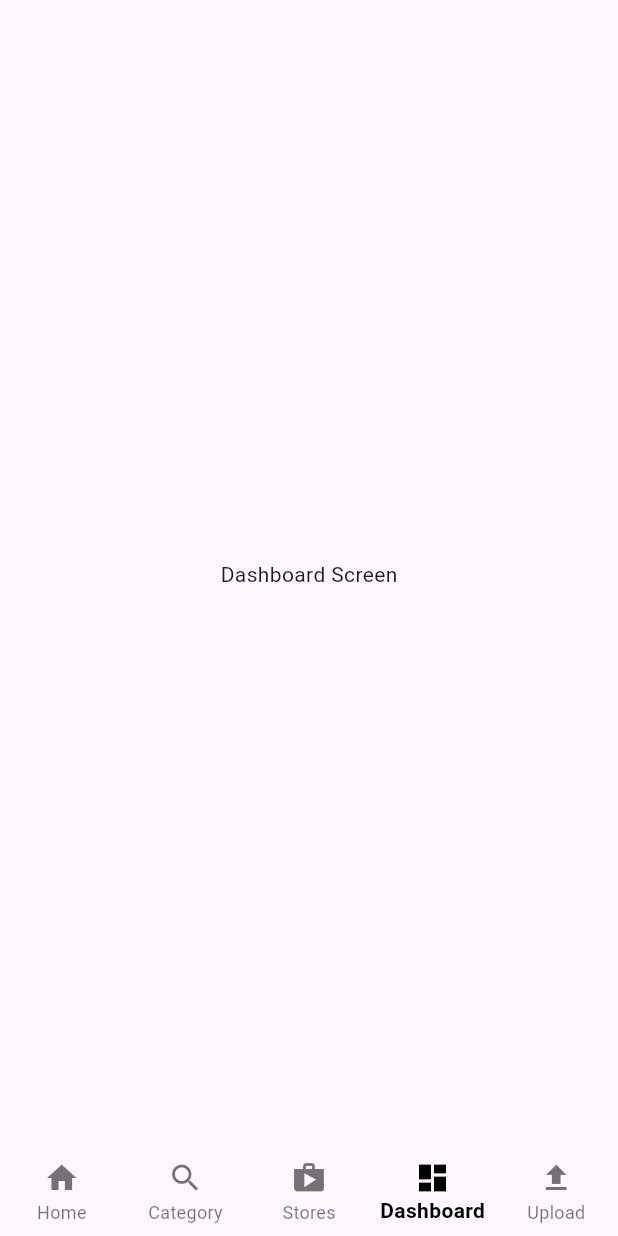
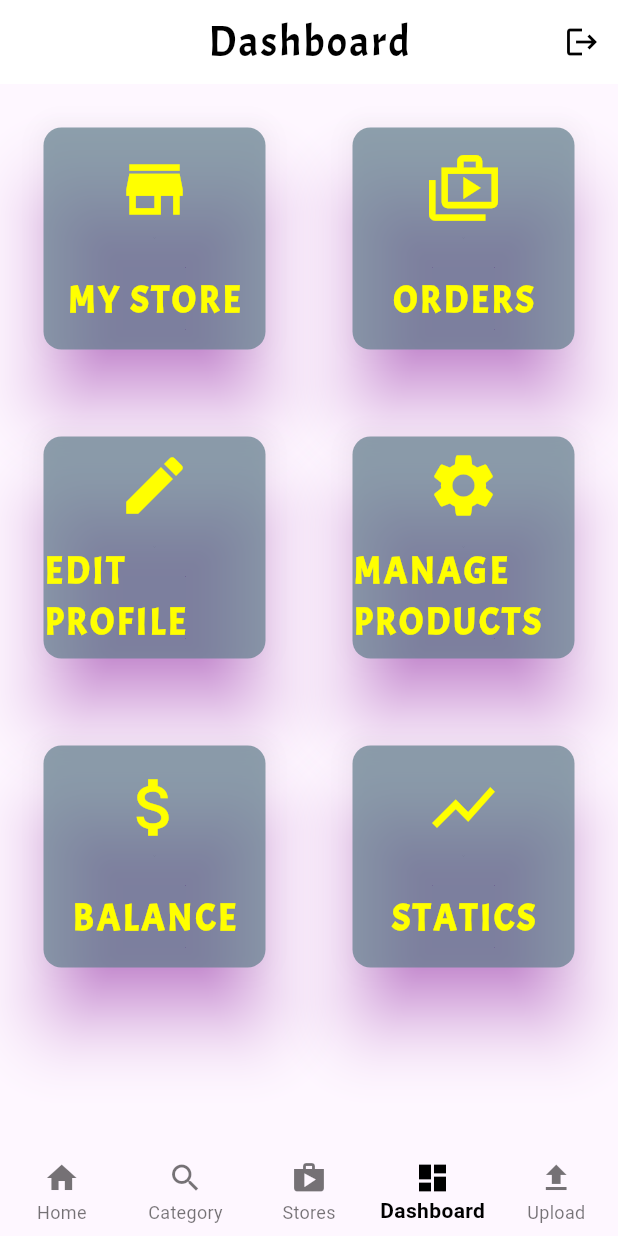
Before and after one commit to eduardolluis/multi-store-app, a Flutter app: the screen it shows after launch, item 4 of the bottom bar chosen, on a phone screen of 412 x 824 dp. Run offline on Flutter 3.47's test engine with Material 3 defaults, Android fonts, the phone set to English and light mode, and no system bars.

Commit message:
dashboard screen

```diff
--- /dev/null
+++ b/lib/main_screens/dashboard.dart
@@ -0,0 +1,73 @@
+import 'package:flutter/material.dart';
+import 'package:multi_store_app/widgets/appbar_widgets.dart';
+
+List<String> label = [
+  'my store',
+  'orders',
+  'edit profile',
+  'manage products',
+  'balance',
+  'statics',
+];
+
+List<IconData> icons = [
+  Icons.store,
+  Icons.shop_2_outlined,
+  Icons.edit,
+  Icons.settings,
+  Icons.attach_money,
+  Icons.show_chart,
+];
+
+class DashboardScreen extends StatelessWidget {
+  const DashboardScreen({super.key});
+
+  @override
+  Widget build(BuildContext context) {
+    return Scaffold(
+      appBar: AppBar(
+        centerTitle: true,
+        backgroundColor: Colors.white,
+        elevation: 0,
+        title: const AppbarTitle(title: "Dashboard"),
+        actions: [
+          IconButton(
+            onPressed: () {},
+            icon: const Icon(Icons.logout, color: Colors.black),
+          ),
+        ],
+      ),
+      body: Padding(
+        padding: const EdgeInsets.all(25),
+        child: GridView.count(
+          mainAxisSpacing: 50,
+          crossAxisSpacing: 50,
+          crossAxisCount: 2,
+          children: List.generate(6, (index) {
+            return Card(
+              elevation: 20,
+              shadowColor: Colors.purpleAccent[200],
+              color: Colors.blueGrey.withOpacity(0.7),
+              child: Column(
+                mainAxisAlignment: MainAxisAlignment.spaceAround,
+                children: [
+                  Icon(icons[index], color: Colors.yellowAccent, size: 50),
+                  Text(
+                    label[index].toUpperCase(),
+                    style: TextStyle(
+                      fontSize: 24,
+                      color: Colors.yellowAccent,
+                      fontWeight: FontWeight.w600,
+                      letterSpacing: 2,
+                      fontFamily: 'Acme',
+                    ),
+                  ),
+                ],
+              ),
+            );
+          }),
+        ),
+      ),
+    );
+  }
+}
--- a/lib/main_screens/supplier_home.dart
+++ b/lib/main_screens/supplier_home.dart
@@ -1,6 +1,7 @@
 import 'package:flutter/material.dart';
 
 import 'package:multi_store_app/main_screens/category.dart';
+import 'package:multi_store_app/main_screens/dashboard.dart';
 import 'package:multi_store_app/main_screens/home.dart';
 import 'package:multi_store_app/main_screens/stores.dart';
 
@@ -17,7 +18,7 @@ class _SupplierHomeScreenState extends State<SupplierHomeScreen> {
     HomeScreen(),
     CategoryScreen(),
     StoresScreen(),
-    Center(child: Text('Dashboard Screen')),
+    DashboardScreen(),
     Center(child: Text('Upload Screen')),
   ];
   @override
```
